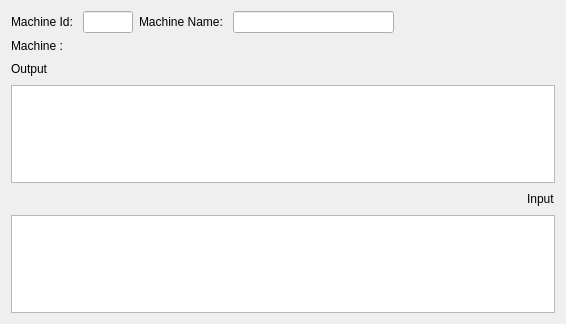
Qt form gui/formmachine.ui (newey499/enigma) before a commit.
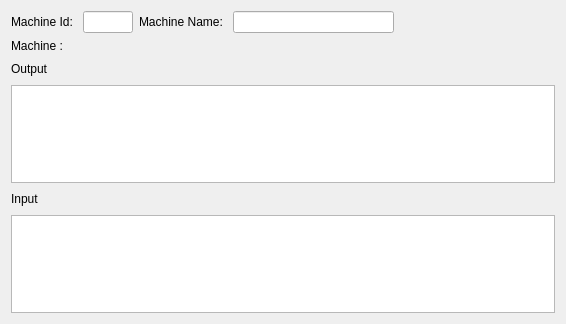
The same form after that commit.

```diff
--- a/gui/formmachine.ui
+++ b/gui/formmachine.ui
@@ -101,6 +101,13 @@
    </item>
    <item>
     <layout class="QHBoxLayout" name="horizontalLayout_3">
+     <item>
+      <widget class="QLabel" name="label_2">
+       <property name="text">
+        <string>Input</string>
+       </property>
+      </widget>
+     </item>
      <item>
       <spacer name="horizontalSpacer_3">
        <property name="orientation">
@@ -114,13 +121,6 @@
        </property>
       </spacer>
      </item>
-     <item>
-      <widget class="QLabel" name="label_2">
-       <property name="text">
-        <string>Input</string>
-       </property>
-      </widget>
-     </item>
     </layout>
    </item>
    <item>
```
